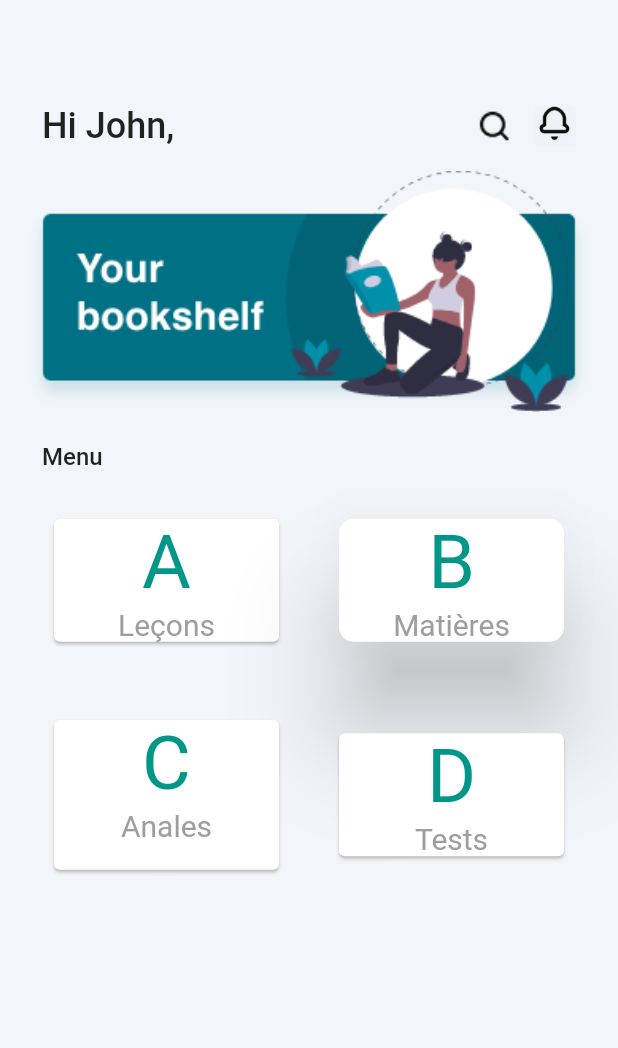
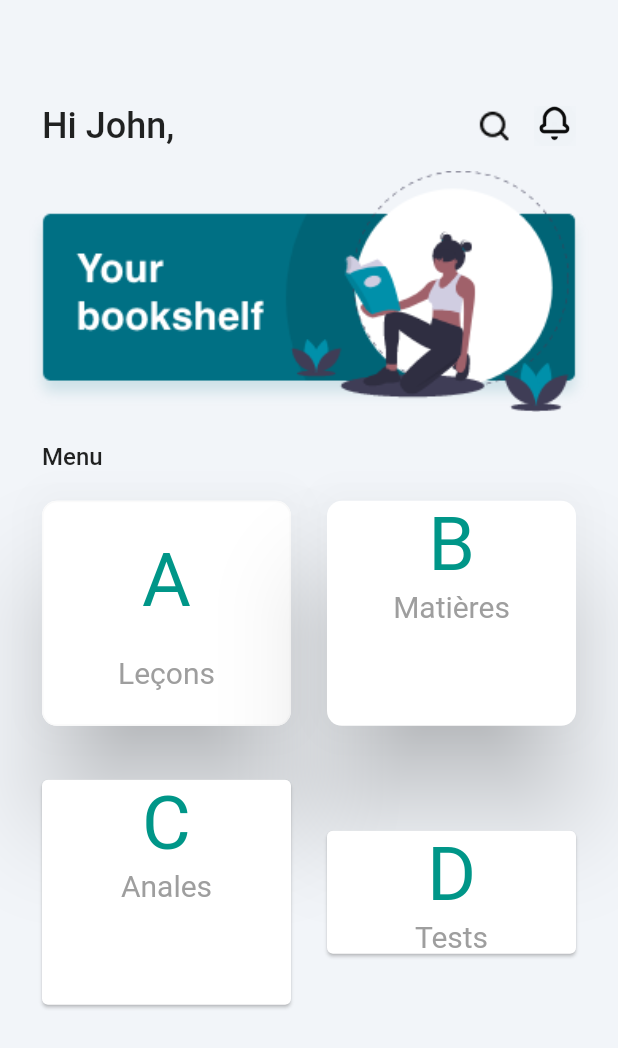
Before and after one commit to livlegend/cours_reading, a Flutter app: the screen it shows after launch, on a phone screen of 412 x 824 dp. Shown: the top 1048 px of the screen. Run offline on Flutter 3.47's test engine with Material 2 defaults, Android fonts, the phone set to English and light mode, and no system bars.

Commit message:
alignment corrections

```diff
--- a/lib/views/home.dart
+++ b/lib/views/home.dart
@@ -86,17 +86,26 @@ class _MyHomePageState extends State<MyHomePage> {
                 ),
               ),
               SizedBox(
-                height: 12,
+                height: 8.0,
               ),
               Container(
                 child: Row(
                   children: <Widget>[
                     Expanded(
                       child: Padding(
-                          padding: const EdgeInsets.all(16.0),
+                          padding: const EdgeInsets.all(8.0),
                           child: Card(
                             color: Colors.white,
-                            child: Column(
+                            elevation: 30.0,
+                            shape: RoundedRectangleBorder(
+                              side: BorderSide(color: Colors.grey.shade50, width: 1),
+                              borderRadius: BorderRadius.circular(10),
+                            ),
+                            child: Container(
+                                width: 350,
+                                height: 150,
+                                child:Column(
+                                  mainAxisAlignment: MainAxisAlignment.center,
                                   children: <Widget>[
                                     Text(
                                       'A',
@@ -104,7 +113,7 @@ class _MyHomePageState extends State<MyHomePage> {
                                           fontSize: 50.0, color: Colors.teal),
                                     ),
                                     SizedBox(
-                                  width: 10.0,
+                                      height: 20.0,
                                     ),
                                     Text(
                                       'Leçons',
@@ -115,12 +124,13 @@ class _MyHomePageState extends State<MyHomePage> {
                                       width: 10.0,
                                     ),
                                   ],
+                                )
                             ),
                           )),
                     ),
                     Expanded(
                       child: Padding(
-                          padding: const EdgeInsets.all(16.0),
+                          padding: const EdgeInsets.all(8.0),
                           child: Card(
                             color: Colors.white,
                             elevation: 30.0,
@@ -129,6 +139,8 @@ class _MyHomePageState extends State<MyHomePage> {
                             ),
                             child: Container(
                               width: 350,
+                              height: 150,
+                              child: Center(
                                 child: Column(
                                   children: <Widget>[
                                     Text(
@@ -150,6 +162,7 @@ class _MyHomePageState extends State<MyHomePage> {
                                   ],
                                 ),
                               ),
+                            ),
                           )),
                     ),
                   ],
@@ -163,12 +176,12 @@ class _MyHomePageState extends State<MyHomePage> {
                   children: <Widget>[
                     Expanded(
                       child: Padding(
-                          padding: const EdgeInsets.all(16.0),
+                          padding: const EdgeInsets.all(8.0),
                           child: Card(
                             color: Colors.white,
                             child: Container(
                               width: 350,
-                              height: 100,
+                              height: 150,
                               child: Column(
                                 children: <Widget>[
                                   Text(
@@ -190,11 +203,12 @@ class _MyHomePageState extends State<MyHomePage> {
                                 ],
                               ),
                             ),
-                          )),
+                          )
+                      ),
                     ),
                     Expanded(
                       child: Padding(
-                          padding: const EdgeInsets.all(16.0),
+                          padding: const EdgeInsets.all(8.0),
                           child: Card(
                             color: Colors.white,
                             child: Column(
```
Lines whose indentation alone changed are shown as unchanged.
